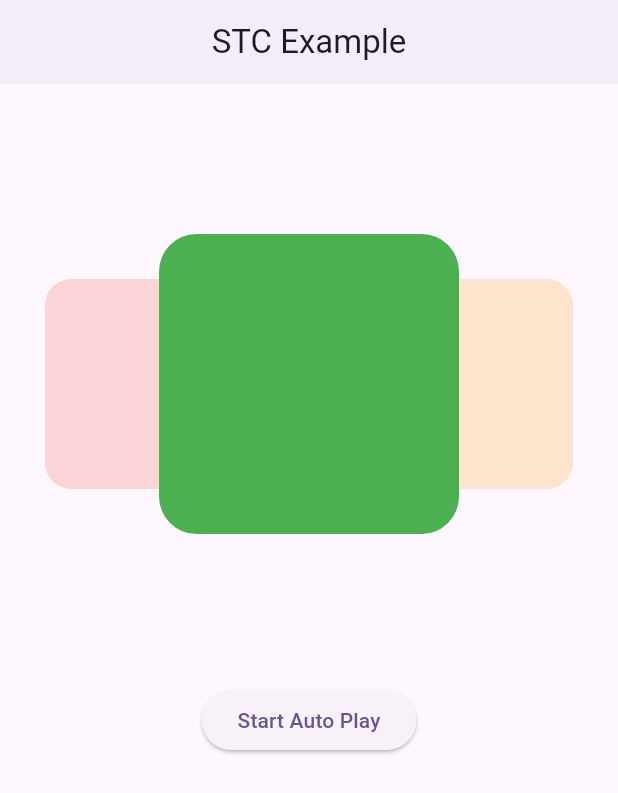
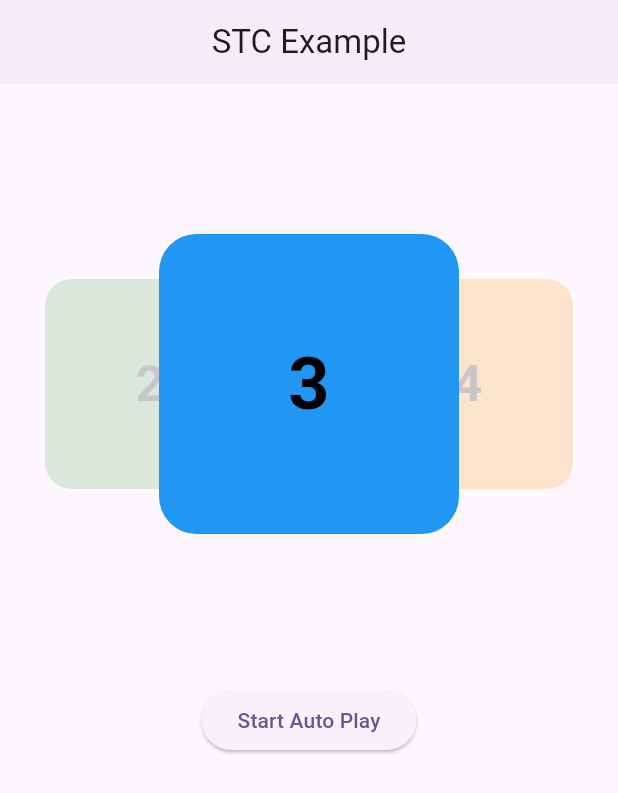
Before and after one commit to KosaiAli/stacked_trio_carousel, a Flutter app: the screen it shows after launch, after a tap on "Stop Auto Play", on a phone screen of 412 x 824 dp. Shown: the top 793 px of the screen. Run offline on Flutter 3.47's test engine with Material 3 defaults, Android fonts, the phone set to English and light mode, and no system bars.

Commit message:
fix: fixed bugs with slidingwindow but there's still a bug when scrolling in a fast manner

```diff
--- a/example/lib/gift_cards_example.dart
+++ b/example/lib/gift_cards_example.dart
@@ -10,19 +10,15 @@ class GiftCardsExample extends StatefulWidget {
   State<GiftCardsExample> createState() => _GiftCardsExampleState();
 }
 
-class _GiftCardsExampleState extends State<GiftCardsExample>
-    with TickerProviderStateMixin {
+class _GiftCardsExampleState extends State<GiftCardsExample> with TickerProviderStateMixin {
   final List _images = [
     "https://cdn.coinsbee.com/dist/assets/img/brands/Amazon.webp",
     "https://cdn.coinsbee.com/dist/assets/img/brands/Netflix.webp",
     "https://cdn.coinsbee.com/dist/assets/img/brands/Steam.webp",
+    "https://cdn.coinsbee.com/dist/assets/img/brands/Airbnb.webp",
   ];
 
-  final List _titles = [
-    "Amazon Gift Card",
-    "Netflix Gift Card",
-    "Steam Gift Card",
-  ];
+  final List _titles = ["Amazon Gift Card", "Netflix Gift Card", "Steam Gift Card", "Airbnb Gift Card"];
 
   late AnimationController _scalecontroller;
   late Animation<double> _scaleAnimation;
@@ -36,9 +32,7 @@ class _GiftCardsExampleState extends State<GiftCardsExample>
     _carouselController = StackedTrioCarouselController(
       tickerProvider: this,
       swipingDirection: .ltr,
-      pauseAutoPlayDurationAfterPressingSideElements: const Duration(
-        seconds: 3,
-      ),
+      pauseAutoPlayDurationAfterPressingSideElements: const Duration(seconds: 3),
       animationDuration: const Duration(milliseconds: 1500),
       autoPlayInterval: const Duration(milliseconds: 2500),
       adaptAutoPlayDirectionToUserSwipeDirection: true,
@@ -48,17 +42,13 @@ class _GiftCardsExampleState extends State<GiftCardsExample>
       swapConfirmationDistance: 0.2,
     );
 
-    _scalecontroller = AnimationController(
-      vsync: this,
-      duration: const Duration(milliseconds: 400),
-    );
+    _scalecontroller = AnimationController(vsync: this, duration: const Duration(milliseconds: 400));
 
     _scaleAnimation =
-        Tween<double>(begin: 1.0, end: 1.25).animate(
-          CurvedAnimation(parent: _scalecontroller, curve: Curves.easeInOut),
-        )..addListener(() {
-          setState(() {});
-        });
+        Tween<double>(begin: 1.0, end: 1.25).animate(CurvedAnimation(parent: _scalecontroller, curve: Curves.easeInOut))
+          ..addListener(() {
+            setState(() {});
+          });
 
     super.initState();
   }
@@ -82,11 +72,7 @@ class _GiftCardsExampleState extends State<GiftCardsExample>
         backgroundColor: Colors.grey.shade900,
         title: const Text(
           "STC - Gift Cards Example",
-          style: TextStyle(
-            fontSize: 24,
-            fontWeight: FontWeight.bold,
-            color: Colors.white,
-          ),
+          style: TextStyle(fontSize: 24, fontWeight: FontWeight.bold, color: Colors.white),
         ),
       ),
       body: Column(
@@ -99,18 +85,8 @@ class _GiftCardsExampleState extends State<GiftCardsExample>
               widgetHeight: 220 * _scaleAnimation.value,
               widgetWidth: 330 * _scaleAnimation.value,
               angle: pi / 2,
-              firstWidgetPadding: EdgeInsets.only(
-                top: 20 + 80 * _scalecontroller.value,
-                right: 0,
-                left: 0,
-                bottom: 0,
-              ),
-              secondWidgetPadding: EdgeInsets.only(
-                top: 0,
-                right: 0,
-                left: 0,
-                bottom: 20 + 80 * _scalecontroller.value,
-              ),
+              firstWidgetPadding: EdgeInsets.only(top: 20 + 80 * _scalecontroller.value, right: 0, left: 0, bottom: 0),
+              secondWidgetPadding: EdgeInsets.only(top: 0, right: 0, left: 0, bottom: 20 + 80 * _scalecontroller.value),
               scaleRatio: 0.68,
               minimumOpacity: 0.4,
             ),
@@ -120,9 +96,7 @@ class _GiftCardsExampleState extends State<GiftCardsExample>
               _toggleScale();
               await showModalBottomSheet(
                 context: context,
-                shape: const RoundedRectangleBorder(
-                  borderRadius: BorderRadius.vertical(top: Radius.circular(20)),
-                ),
+                shape: const RoundedRectangleBorder(borderRadius: BorderRadius.vertical(top: Radius.circular(20))),
                 builder: (BuildContext context) {
                   return SizedBox(
                     height: 300,
@@ -132,24 +106,12 @@ class _GiftCardsExampleState extends State<GiftCardsExample>
                         children: [
                           Text(
                             'Buy ${(index + 1) * 10}\$ ${_titles[index]}?',
-                            style: const TextStyle(
-                              color: Colors.white,
-                              fontSize: 24,
-                              fontWeight: FontWeight.bold,
-                            ),
+                            style: const TextStyle(color: Colors.white, fontSize: 24, fontWeight: FontWeight.bold),
                           ),
                           ElevatedButton(
-                            style: ElevatedButton.styleFrom(
-                              backgroundColor: Colors.grey,
-                            ),
+                            style: ElevatedButton.styleFrom(backgroundColor: Colors.grey),
                             onPressed: () => Navigator.pop(context),
-                            child: const Text(
-                              'Proceed',
-                              style: TextStyle(
-                                color: Colors.white,
-                                fontSize: 18,
-                              ),
-                            ),
+                            child: const Text('Proceed', style: TextStyle(color: Colors.white, fontSize: 18)),
                           ),
                         ],
                       ),
@@ -168,8 +130,7 @@ class _GiftCardsExampleState extends State<GiftCardsExample>
                       image,
                       height: 100,
                       width: 200,
-                      fit: BoxFit
-                          .cover, // Ensures the image fills the 500x500 area
+                      fit: BoxFit.cover, // Ensures the image fills the 500x500 area
                     ),
                   ),
                 )
--- a/example/lib/main.dart
+++ b/example/lib/main.dart
@@ -20,10 +20,7 @@ class MyApp extends StatelessWidget {
       navigatorObservers: [routeObserver],
       debugShowCheckedModeBanner: false,
       title: 'Stacked Trio Carousel Example',
-      theme: ThemeData(
-        colorScheme: const ColorScheme.dark(primary: Colors.grey),
-        useMaterial3: true,
-      ),
+      theme: ThemeData(colorScheme: const ColorScheme.dark(primary: Colors.grey), useMaterial3: true),
       // Switch between examples //
       home: const MyHomePage(),
       // home: const GiftCardsExample(),
@@ -44,11 +41,24 @@ class _MyHomePageState extends State<MyHomePage> with TickerProviderStateMixin {
 
   @override
   void initState() {
+    // _carouselController = StackedTrioCarouselController(
+    //   tickerProvider: this,
+    //   // animationDuration: const Duration(seconds: 1),
+    //   // autoPlayInterval: const Duration(seconds: 2),
+    //   swipingDirection: .rtl,
+    //   animationCurve: Curves.easeIn,
+    // );
     _carouselController = StackedTrioCarouselController(
       tickerProvider: this,
-      animationDuration: const Duration(seconds: 5),
-      swipingDirection: .rtl,
-      animationCurve: Curves.easeIn,
+      swipingDirection: .ltr,
+      pauseAutoPlayDurationAfterPressingSideElements: const Duration(seconds: 3),
+      animationDuration: const Duration(milliseconds: 1500),
+      autoPlayInterval: const Duration(seconds: 2),
+      adaptAutoPlayDirectionToUserSwipeDirection: true,
+      // Use a single-direction curve, symmetry is handled automatically.
+      animationCurve: Curves.decelerate,
+      swipeSensitivity: 0.5,
+      swapConfirmationDistance: 0.2,
     );
     super.initState();
   }
@@ -57,16 +67,13 @@ class _MyHomePageState extends State<MyHomePage> with TickerProviderStateMixin {
   Widget build(BuildContext context) {
     final List colors = [
       // Colors.transparent,
-      Colors.orange,
-      Colors.blue,
       Colors.red,
       Colors.green,
+      Colors.blue,
+      Colors.orange,
     ];
     return Theme(
-      data: ThemeData(
-        colorScheme: ColorScheme.fromSeed(seedColor: Colors.deepPurple),
-        useMaterial3: true,
-      ),
+      data: ThemeData(colorScheme: ColorScheme.fromSeed(seedColor: Colors.deepPurple), useMaterial3: true),
       child: Scaffold(
         appBar: AppBar(centerTitle: true, elevation: 2, title: const Text("STC Example")),
         body: Column(
@@ -80,18 +87,18 @@ class _MyHomePageState extends State<MyHomePage> with TickerProviderStateMixin {
               controller: _carouselController,
               initialIndex: 1,
               onTap: (index) {
-                Navigator.push(
-                  context,
-                  MaterialPageRoute(builder: (context) => const SecondScreen()),
-                );
+                Navigator.push(context, MaterialPageRoute(builder: (context) => const SecondScreen()));
               },
               children: colors
                   .map(
                     (color) => Container(
                       key: ValueKey(Random().nextInt(100000)),
-                      decoration: BoxDecoration(
-                        color: color,
-                        borderRadius: BorderRadius.circular(25),
+                      decoration: BoxDecoration(color: color, borderRadius: BorderRadius.circular(25)),
+                      child: Center(
+                        child: Text(
+                          (colors.indexOf(color) + 1).toString(),
+                          style: const TextStyle(color: Colors.black, fontSize: 48, fontWeight: FontWeight.bold),
+                        ),
                       ),
                     ),
                   )
@@ -99,14 +106,10 @@ class _MyHomePageState extends State<MyHomePage> with TickerProviderStateMixin {
             ),
             ElevatedButton(
               onPressed: () {
-                _carouselController.autoPlay
-                    ? _carouselController.stopAutoPlay()
-                    : _carouselController.startAutoPlay();
+                _carouselController.autoPlay ? _carouselController.stopAutoPlay() : _carouselController.startAutoPlay();
                 setState(() {});
               },
-              child: Text(
-                _carouselController.autoPlay ? "Stop Auto Play" : "Start Auto Play",
-              ),
+              child: Text(_carouselController.autoPlay ? "Stop Auto Play" : "Start Auto Play"),
             ),
           ],
         ),
@@ -121,16 +124,9 @@ class SecondScreen extends StatelessWidget {
   @override
   Widget build(BuildContext context) {
     return Theme(
-      data: ThemeData(
-        colorScheme: ColorScheme.fromSeed(seedColor: Colors.deepPurple),
-        useMaterial3: true,
-      ),
+      data: ThemeData(colorScheme: ColorScheme.fromSeed(seedColor: Colors.deepPurple), useMaterial3: true),
       child: Scaffold(
-        appBar: AppBar(
-          centerTitle: true,
-          elevation: 2,
-          title: const Text('second screen'),
-        ),
+        appBar: AppBar(centerTitle: true, elevation: 2, title: const Text('second screen')),
         body: const Center(child: Text('second screen')),
       ),
     );
--- a/example/lib/yu_gi_oh_cards_example.dart
+++ b/example/lib/yu_gi_oh_cards_example.dart
@@ -15,12 +15,14 @@ class _YuGiOhCardsExampleState extends State<YuGiOhCardsExample>
     "https://static.wikia.nocookie.net/yugioh/images/f/f5/TheWingedDragonofRa-KICO-EN-UR-1E.png/revision/latest?cb=20220328162837",
     "https://static.wikia.nocookie.net/yugioh/images/e/ef/ObelisktheTormentor-KICO-EN-UR-1E.png/revision/latest?cb=20220328162813",
     "https://static.wikia.nocookie.net/yugioh/images/f/f2/SlifertheSkyDragon-SBC1-EN-ScR-1E.png/revision/latest/scale-to-width-down/284?cb=20230919232542",
+    "https://static.wikia.nocookie.net/yugioh/images/2/29/ExxodMasterofTheGuard-WCPP-EN-R-LE.png/revision/latest?cb=20230628090613"
   ];
 
   final List _titles = [
     "The Winged Dragon of Ra",
     "Obelisk the Tormentor",
     "Slifer the Sky Dragon",
+    "Exxod, Master of The Guard"
   ];
 
   late StackedTrioCarouselController _carouselController;
--- a/lib/stacked_trio_carousel.dart
+++ b/lib/stacked_trio_carousel.dart
@@ -84,8 +84,7 @@ class StackedTrioCarousel extends StatefulWidget {
   State<StackedTrioCarousel> createState() => _StackedTrioCarouselState();
 }
 
-class _StackedTrioCarouselState extends State<StackedTrioCarousel>
-    with TickerProviderStateMixin, RouteAware {
+class _StackedTrioCarouselState extends State<StackedTrioCarousel> with TickerProviderStateMixin, RouteAware {
   late StackedTrioCarouselController _controller;
 
   // Caching overlay entries to manage their visibility and order
@@ -98,7 +97,7 @@ class _StackedTrioCarouselState extends State<StackedTrioCarousel>
   late List<Widget> _childrenOriginalOrder;
 
   // Caching current order of elements to mitigate reinserting items on every frame
-  List<int> currentOrder = [];
+  List<int> currentOrder = [0, 1, 2];
 
   // Establishes a coordinate bridge between the background (Target) and the Element (Follower)
   final LayerLink layerLink = LayerLink();
@@ -120,8 +119,7 @@ class _StackedTrioCarouselState extends State<StackedTrioCarousel>
 
   @override
   void initState() {
-    _controller =
-        widget.controller ?? StackedTrioCarouselController(tickerProvider: this);
+    _controller = widget.controller ?? StackedTrioCarouselController(tickerProvider: this);
 
     _controller.onAnimationStart = _handleAnimationStart;
     _controller.onAnimationEnd = _listenToAnimationEnd;
@@ -178,15 +176,11 @@ class _StackedTrioCarouselState extends State<StackedTrioCarousel>
         builder: (context, constraints) {
           final width =
               widget.width ??
-              (constraints.maxWidth == double.infinity
-                  ? widget.params.widgetWidth
-                  : constraints.maxWidth);
+              (constraints.maxWidth == double.infinity ? widget.params.widgetWidth : constraints.maxWidth);
 
           final height =
               widget.height ??
-              (constraints.maxHeight == double.infinity
-                  ? widget.params.widgetHeight
-                  : constraints.maxHeight);
+              (constraints.maxHeight == double.infinity ? widget.params.widgetHeight : constraints.maxHeight);
 
           final size = Size(width, height);
 
@@ -194,11 +188,7 @@ class _StackedTrioCarouselState extends State<StackedTrioCarousel>
             initializeAnimation(size);
           }
 
-          return SizedBox(
-            height: size.height,
-            width: size.width,
-            child: widget.background,
-          );
+          return SizedBox(height: size.height, width: size.width, child: widget.background);
         },
       ),
     );
@@ -215,7 +205,7 @@ class _StackedTrioCarouselState extends State<StackedTrioCarousel>
         debugPrint(
           '[StackedTrioCarousel:RouteObserver] Failed to subscribe.\n'
           'Route: ${ModalRoute.of(context)}\n'
-          'Error: $e\n$st',
+          '\nError: $e\n$st',
         );
       }
     }
@@ -246,8 +236,7 @@ class _StackedTrioCarouselState extends State<StackedTrioCarousel>
     }
     bool shouldReinitialize =
         (oldWidget.height == widget.height && oldWidget.width == widget.width) &&
-        (!_sameChildren(oldWidget.children, widget.children) ||
-            (oldWidget.params != widget.params));
+        (!_sameChildren(oldWidget.children, widget.children) || (oldWidget.params != widget.params));
 
     if (shouldReinitialize) initializeAnimation(_lastSize);
   }
@@ -261,7 +250,7 @@ class _StackedTrioCarouselState extends State<StackedTrioCarousel>
       } catch (e, st) {
         debugPrint(
           '[StackedTrioCarousel:RouteObserver] Failed to unsubscribe.\n'
-          'Error: $e\n$st',
+          '\nError: $e\n$st',
         );
       }
     }
@@ -285,9 +274,7 @@ class _StackedTrioCarouselState extends State<StackedTrioCarousel>
   void didPushNext() {
     // Handle the event when this widget is pushed off the screen
     Future.delayed(
-      widget
-          .params
-          .disappearDuration, // Wait for the specified duration before disappearing
+      widget.params.disappearDuration, // Wait for the specified duration before disappearing
       () {},
     );
 
@@ -301,13 +288,13 @@ class _StackedTrioCarouselState extends State<StackedTrioCarousel>
   /// and inserting it at index 0. This process regenerates the card with the
   /// proper animation after resetting the animation controller.
   void _listenToAnimationEnd(bool finishedAtZero) {
-    _removeOverlayEntries();
     if (finishedAtZero) {
       _currentIndex--;
     } else {
       _currentIndex++;
     }
     _updateSlidingWindow();
+    _removeOverlayEntries();
     _generateStackedCards();
   }
 
@@ -325,13 +312,11 @@ class _StackedTrioCarouselState extends State<StackedTrioCarousel>
         ),
       );
       try {
-        Overlay.of(
-          context,
-        ).insert(_overlayEntries[i]); // Insert the overlay into the overlay stack
+        Overlay.of(context).insert(_overlayEntries[i]); // Insert the overlay into the overlay stack
       } catch (e, st) {
         debugPrint(
           '[StackedTrioCarousel:OverlayEntries] Failed to insert entry: ${_overlayEntries[i]}'
-          'Error: $e\n$st',
+          '\nError: $e\n$st',
         );
       }
     }
@@ -363,14 +348,10 @@ class _StackedTrioCarouselState extends State<StackedTrioCarousel>
                     color: Colors.transparent,
                     child: GestureDetector(
                       onTap: () => _onTap(child),
-                      onPanDown: (details) =>
-                          _onPanDown(details, child), // Handle touch down event
-                      onPanUpdate: (details) =>
-                          _onPanUpdate(details, child), // Handle touch movement
-                      onPanCancel: () =>
-                          _onPanCancel(child), // Handle cancellation of the gesture
-                      onPanEnd: (details) =>
-                          _onPanEnd(details), // Handle end of the gesture
+                      onPanDown: (details) => _onPanDown(details, child), // Handle touch down event
+                      onPanUpdate: (details) => _onPanUpdate(details, child), // Handle touch movement
+                      onPanCancel: () => _onPanCancel(child), // Handle cancellation of the gesture
+                      onPanEnd: (details) => _onPanEnd(details), // Handle end of the gesture
                       child: child,
                     ),
                   ),
@@ -386,20 +367,15 @@ class _StackedTrioCarouselState extends State<StackedTrioCarousel>
   void pauseAutoPlayTemporarily() {
     bool activeTimerPresent = _controller._resumeAutoPlayTimer?.isActive ?? false;
     if (activeTimerPresent ||
-        (_controller._autoPlay &&
-            _controller._pauseAutoPlayDurationAfterPressingSideElements !=
-                Duration.zero)) {
+        (_controller._autoPlay && _controller._pauseAutoPlayDurationAfterPressingSideElements != Duration.zero)) {
       // Cancel any previous scheduled resume
       _controller._resumeAutoPlayTimer?.cancel();
       _controller.stopAutoPlay();
 
-      _controller._resumeAutoPlayTimer = Timer(
-        _controller._pauseAutoPlayDurationAfterPressingSideElements,
-        () {
-          _controller.startAutoPlay();
-          _controller._resumeAutoPlayTimer = null;
-        },
-      );
+      _controller._resumeAutoPlayTimer = Timer(_controller._pauseAutoPlayDurationAfterPressingSideElements, () {
+        _controller.startAutoPlay();
+        _controller._resumeAutoPlayTimer = null;
+      });
     }
   }
 
@@ -439,64 +415,74 @@ class _StackedTrioCarouselState extends State<StackedTrioCarousel>
   void _onPanUpdate(DragUpdateDetails details, Widget child) {
     if (child != _slidingWindow.last) return;
 
-    _controller.onUserInteractionUpdate(
-      details,
-      widget.params.widgetWidth,
-      widget.params.widgetHeight,
-      widget.params,
-    );
+    _controller.onUserInteractionUpdate(details, widget.params.widgetWidth, widget.params.widgetHeight, widget.params);
   }
 
   /// Handles the start of a swipe gesture
   void _onPanDown(DragDownDetails dragDownDetails, Widget child) {
     if (child != _slidingWindow.last) return;
-    _controller.onUserInteractionStart(
-      dragDownDetails.globalPosition.dx,
-      dragDownDetails.globalPosition.dy,
-    );
+    _controller.onUserInteractionStart(dragDownDetails.globalPosition.dx, dragDownDetails.globalPosition.dy);
   }
 
   /// Monitor Animation Changes
   void _listenToAnimationChanges(double progress) {
-    if (_controller._animationController.isAnimating || _controller._isAnimating) {
-      // Check if the animation is past halfway both ways and in between
-      if (_controller._animationController.value <
-          0.5 - _controller._swapConfirmationDistance) {
-        if (!listEquals(currentOrder, [1, 2, 0]) && _children.length > 3) {
-          _overlayEntries[1].remove();
-          _overlayEntries[1] = _createOverlayEntry(
-            _controller.positionAnimations[1],
-            _controller.opacityAnimations[1],
-            _controller.scaleAnimations[1],
-            _children[(_currentIndex - 2) % _children.length],
-          );
+    if (!_controller._animationController.isAnimating && !_controller._isAnimating) return;
+    final double animValue = _controller._animationController.value;
+    final double distance = _controller._swapConfirmationDistance;
+
+    // LTR
+    if (animValue < 0.5 - distance) {
+      if (!listEquals(currentOrder, [1, 2, 0]) && _children.length > 3) {
+        _updateOverlayEntry(1, -2);
+      }
+      _applyOrder([1, 2, 0]);
+    }
+    // RTL
+    else if (animValue > 0.5 + distance) {
+      if (!listEquals(currentOrder, [0, 2, 1]) && _children.length > 3) {
+        _updateOverlayEntry(0, 2); // Only updates if needed
+      }
+      _applyOrder([0, 2, 1]);
+    }
+    // In Between
+    else {
+      if (!listEquals(currentOrder, [0, 1, 2])) {
+        // LTR Reset
+        if (listEquals(currentOrder, [1, 2, 0])) {
+          _updateOverlayEntry(1, 1);
         }
-        _reinsertOverlayEntries([1, 2, 0]);
-        currentOrder = [1, 2, 0];
+        // RTL Reset
+        if (listEquals(currentOrder, [0, 2, 1])) {
+          _updateOverlayEntry(0, -1);
+        }
+        _applyOrder([0, 1, 2]);
       }
-      if (_controller._animationCurve.transform(_controller._animationController.value) >
-          0.70) {
-        if (!listEquals(currentOrder, [0, 2, 1]) && _children.length > 3) {
-          _overlayEntries[0].remove();
-          _overlayEntries[0] = _createOverlayEntry(
-            _controller.positionAnimations[0],
-            _controller.opacityAnimations[0],
-            _controller.scaleAnimations[0],
-            _children[(_currentIndex + 2) % _children.length],
-          );
-        }
-        _reinsertOverlayEntries([0, 2, 1]);
-        currentOrder = [0, 2, 1];
-      }
-      if (_controller._animationController.value >
-          0.5 + _controller._swapConfirmationDistance) {}
-      if (0.5 - _controller._swapConfirmationDistance <
-              _controller._animationController.value &&
-          _controller._animationController.value <
-              0.5 + _controller._swapConfirmationDistance) {
-        _reinsertOverlayEntries([0, 1, 2]);
-        currentOrder = [0, 1, 2];
-      }
+    }
+  }
+
+  // Helper to prevent code duplication and handle the removal/recreation
+  void _updateOverlayEntry(int entryIndex, int childOffset) {
+    try {
+      _overlayEntries[entryIndex].remove();
+      _overlayEntries[entryIndex] = _createOverlayEntry(
+        _controller.positionAnimations[entryIndex],
+        _controller.opacityAnimations[entryIndex],
+        _controller.scaleAnimations[entryIndex],
+        _children[(_currentIndex + childOffset) % _children.length],
+      );
+    } catch (e, st) {
+      debugPrint(
+        '[StackedTrioCarousel:OverlayEntries] Failed to update entry at index $entryIndex'
+        '\nError: $e\n$st',
+      );
+    }
+  }
+
+  // Simple wrapper to update state
+  void _applyOrder(List<int> newOrder) {
+    if (!listEquals(currentOrder, newOrder)) {
+      _reinsertOverlayEntries(newOrder);
+      currentOrder = newOrder;
     }
   }
 
@@ -508,13 +494,14 @@ class _StackedTrioCarouselState extends State<StackedTrioCarousel>
     }
     WidgetsBinding.instance.addPostFrameCallback((_) {
       _removeOverlayEntries();
+
       // Reinserts overlay entries in a new order for a smooth transition
       try {
         Overlay.of(context).insert(_overlayEntries[order[0]]);
       } catch (e, st) {
         debugPrint(
           '[StackedTrioCarousel:OverlayEntries] Failed to insert entry: ${_overlayEntries[order[0]]}'
-          'Error: $e\n$st',
+          '\nError: $e\n$st',
         );
       }
       try {
@@ -522,7 +509,7 @@ class _StackedTrioCarouselState extends State<StackedTrioCarousel>
       } catch (e, st) {
         debugPrint(
           '[StackedTrioCarousel:OverlayEntries] Failed to insert entry: ${_overlayEntries[order[1]]}'
-          'Error: $e\n$st',
+          '\nError: $e\n$st',
         );
       }
       try {
@@ -530,7 +517,7 @@ class _StackedTrioCarouselState extends State<StackedTrioCarousel>
       } catch (e, st) {
         debugPrint(
           '[StackedTrioCarousel:OverlayEntries] Failed to insert entry: ${_overlayEntries[order[2]]}'
-          'Error: $e\n$st',
+          '\nError: $e\n$st',
         );
       }
     });
@@ -546,7 +533,7 @@ class _StackedTrioCarouselState extends State<StackedTrioCarousel>
       } catch (e, st) {
         debugPrint(
           '[StackedTrioCarousel:OverlayEntries] Failed to remove entry: $entry'
-          'Error: $e\n$st',
+          '\nError: $e\n$st',
         );
       }
     }
@@ -622,22 +609,10 @@ class StackedTrioCarouselParams {
     this.angle = 0,
     this.appearDuration = const Duration(milliseconds: 275),
     this.disappearDuration = const Duration(milliseconds: 50),
-  }) : assert(
-         scaleRatio > 0 && scaleRatio < 1,
-         "Scale ratio should be greater than 0 and smaller than 1",
-       ),
-       assert(
-         minimumOpacity >= 0 && minimumOpacity <= 1,
-         "Minimum opacity value should be between 0 and 1",
-       ),
-       assert(
-         maximumOpacity >= 0 && maximumOpacity <= 1,
-         "Maximum opacity value should be between 0 and 1",
-       ),
-       assert(
-         maximumOpacity > minimumOpacity,
-         "Maximum opacity value should be bigger than minimum opacity value",
-       );
+  }) : assert(scaleRatio > 0 && scaleRatio < 1, "Scale ratio should be greater than 0 and smaller than 1"),
+       assert(minimumOpacity >= 0 && minimumOpacity <= 1, "Minimum opacity value should be between 0 and 1"),
+       assert(maximumOpacity >= 0 && maximumOpacity <= 1, "Maximum opacity value should be between 0 and 1"),
+       assert(maximumOpacity > minimumOpacity, "Maximum opacity value should be bigger than minimum opacity value");
 
   @override
   bool operator ==(Object other) {
```
